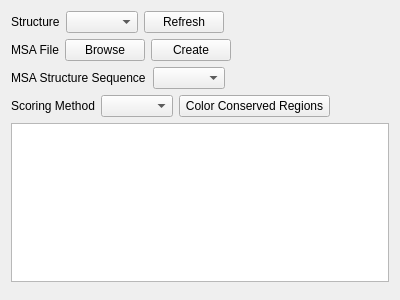
This is cbr/msa/visual/MsaViewer.ui in TUM-CBR/pymol-plugins as Qt 5 draws it before an edit. The edited form follows.
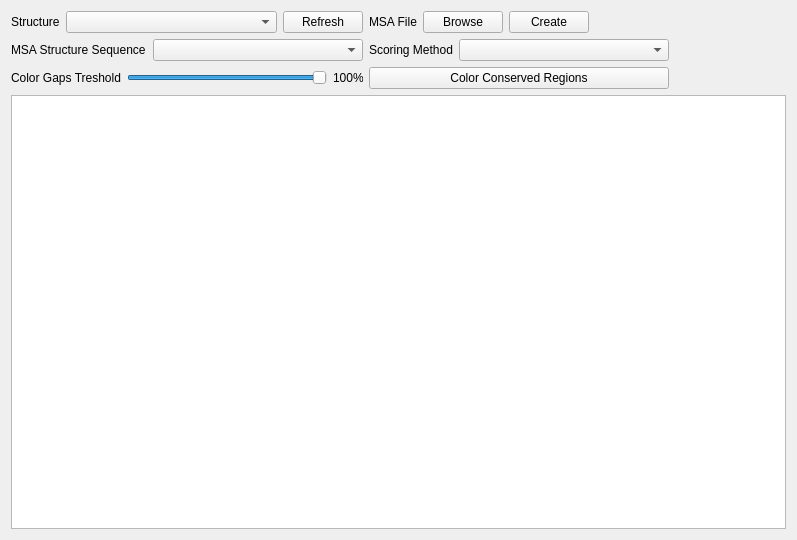
This is the edited form.

Commit message: Fix bug causing miscoloring. Add treshold for coloring gaps

```diff
--- a/cbr/msa/visual/MsaViewer.ui
+++ b/cbr/msa/visual/MsaViewer.ui
@@ -6,8 +6,8 @@
    <rect>
     <x>0</x>
     <y>0</y>
-    <width>400</width>
-    <height>300</height>
+    <width>797</width>
+    <height>540</height>
    </rect>
   </property>
   <property name="windowTitle">
@@ -15,6 +15,10 @@
   </property>
   <layout class="QVBoxLayout" name="verticalLayout">
    <item>
+    <layout class="QHBoxLayout" name="horizontalLayout_6">
+     <item>
+      <layout class="QGridLayout" name="gridLayout" columnminimumwidth="300,300">
+       <item row="0" column="0">
     <layout class="QHBoxLayout" name="horizontalLayout">
      <item>
       <widget class="QLabel" name="label_2">
@@ -24,7 +28,14 @@
       </widget>
      </item>
      <item>
-      <widget class="QComboBox" name="structuresCombo"/>
+          <widget class="QComboBox" name="structuresCombo">
+           <property name="sizePolicy">
+            <sizepolicy hsizetype="MinimumExpanding" vsizetype="Fixed">
+             <horstretch>0</horstretch>
+             <verstretch>0</verstretch>
+            </sizepolicy>
+           </property>
+          </widget>
      </item>
      <item>
       <widget class="QPushButton" name="structuresRefreshButton">
@@ -33,22 +44,60 @@
        </property>
       </widget>
      </item>
+        </layout>
+       </item>
+       <item row="1" column="1">
+        <layout class="QHBoxLayout" name="horizontalLayout_4">
      <item>
-      <spacer name="horizontalSpacer_2">
-       <property name="orientation">
-        <enum>Qt::Horizontal</enum>
-       </property>
-       <property name="sizeHint" stdset="0">
+          <widget class="QLabel" name="label_4">
+           <property name="text">
+            <string>Scoring Method</string>
+           </property>
+          </widget>
+         </item>
+         <item>
+          <widget class="QComboBox" name="scoringCombo">
+           <property name="sizePolicy">
+            <sizepolicy hsizetype="MinimumExpanding" vsizetype="Fixed">
+             <horstretch>0</horstretch>
+             <verstretch>0</verstretch>
+            </sizepolicy>
+           </property>
+          </widget>
+         </item>
+        </layout>
+       </item>
+       <item row="1" column="0">
+        <layout class="QHBoxLayout" name="horizontalLayout_3" stretch="0,0">
+         <property name="sizeConstraint">
+          <enum>QLayout::SetDefaultConstraint</enum>
+         </property>
+         <item>
+          <widget class="QLabel" name="label_3">
+           <property name="minimumSize">
         <size>
-         <width>40</width>
-         <height>20</height>
-        </size>
-       </property>
-      </spacer>
-     </item>
-    </layout>
+             <width>136</width>
+             <height>0</height>
+            </size>
+           </property>
+           <property name="text">
+            <string>MSA Structure Sequence</string>
+           </property>
+          </widget>
    </item>
    <item>
+          <widget class="QComboBox" name="sequenceCombo">
+           <property name="sizePolicy">
+            <sizepolicy hsizetype="MinimumExpanding" vsizetype="Fixed">
+             <horstretch>0</horstretch>
+             <verstretch>0</verstretch>
+            </sizepolicy>
+           </property>
+          </widget>
+         </item>
+        </layout>
+       </item>
+       <item row="0" column="1">
     <layout class="QHBoxLayout" name="horizontalLayout_2">
      <item>
       <widget class="QLabel" name="label">
@@ -72,7 +121,7 @@
       </widget>
      </item>
      <item>
-      <spacer name="horizontalSpacer">
+          <spacer name="horizontalSpacer_2">
        <property name="orientation">
         <enum>Qt::Horizontal</enum>
        </property>
@@ -86,52 +135,95 @@
      </item>
     </layout>
    </item>
+       <item row="2" column="0">
+        <layout class="QHBoxLayout" name="horizontalLayout_5">
    <item>
-    <layout class="QHBoxLayout" name="horizontalLayout_3">
+          <widget class="QLabel" name="label_5">
+           <property name="text">
+            <string>Color Gaps Treshold</string>
+           </property>
+          </widget>
+         </item>
      <item>
-      <widget class="QLabel" name="label_3">
+          <widget class="QSlider" name="gapTresholdSlider">
+           <property name="sizePolicy">
+            <sizepolicy hsizetype="Fixed" vsizetype="Fixed">
+             <horstretch>0</horstretch>
+             <verstretch>0</verstretch>
+            </sizepolicy>
+           </property>
        <property name="minimumSize">
         <size>
-         <width>136</width>
+             <width>200</width>
          <height>0</height>
         </size>
        </property>
-       <property name="text">
-        <string>MSA Structure Sequence</string>
-       </property>
+           <property name="maximumSize">
+            <size>
+             <width>200</width>
+             <height>16777215</height>
+            </size>
+           </property>
+           <property name="baseSize">
+            <size>
+             <width>200</width>
+             <height>0</height>
+            </size>
+           </property>
+           <property name="minimum">
+            <number>1</number>
+           </property>
+           <property name="maximum">
+            <number>100</number>
+           </property>
+           <property name="sliderPosition">
+            <number>100</number>
+           </property>
+           <property name="tracking">
+            <bool>true</bool>
+           </property>
+           <property name="orientation">
+            <enum>Qt::Horizontal</enum>
+           </property>
+           <property name="tickPosition">
+            <enum>QSlider::NoTicks</enum>
+           </property>
       </widget>
      </item>
      <item>
-      <widget class="QComboBox" name="sequenceCombo"/>
-     </item>
-     <item>
-      <spacer name="horizontalSpacer_3">
-       <property name="orientation">
-        <enum>Qt::Horizontal</enum>
-       </property>
-       <property name="sizeHint" stdset="0">
+          <widget class="QLabel" name="gapTresholdLabel">
+           <property name="sizePolicy">
+            <sizepolicy hsizetype="Fixed" vsizetype="Preferred">
+             <horstretch>0</horstretch>
+             <verstretch>0</verstretch>
+            </sizepolicy>
+           </property>
+           <property name="minimumSize">
         <size>
-         <width>40</width>
-         <height>20</height>
-        </size>
-       </property>
-      </spacer>
-     </item>
-    </layout>
-   </item>
-   <item>
-    <layout class="QHBoxLayout" name="horizontalLayout_4">
-     <item>
-      <widget class="QLabel" name="label_4">
+             <width>30</width>
+             <height>0</height>
+            </size>
+           </property>
+           <property name="maximumSize">
+            <size>
+             <width>30</width>
+             <height>16777215</height>
+            </size>
+           </property>
+           <property name="baseSize">
+            <size>
+             <width>30</width>
+             <height>0</height>
+            </size>
+           </property>
        <property name="text">
-        <string>Scoring Method</string>
+            <string>100%</string>
        </property>
       </widget>
      </item>
-     <item>
-      <widget class="QComboBox" name="scoringCombo"/>
-     </item>
-     <item>
+        </layout>
+       </item>
+       <item row="2" column="1">
       <widget class="QPushButton" name="colorConservedButton">
        <property name="minimumSize">
         <size>
@@ -144,14 +236,16 @@
        </property>
       </widget>
      </item>
+      </layout>
+     </item>
      <item>
-      <spacer name="horizontalSpacer_4">
+      <spacer name="horizontalSpacer">
        <property name="orientation">
         <enum>Qt::Horizontal</enum>
        </property>
        <property name="sizeHint" stdset="0">
         <size>
-         <width>40</width>
+         <width>699</width>
          <height>20</height>
         </size>
        </property>
@@ -162,19 +256,6 @@
    <item>
     <widget class="QTableWidget" name="resultsTable"/>
    </item>
-   <item>
-    <spacer name="verticalSpacer">
-     <property name="orientation">
-      <enum>Qt::Vertical</enum>
-     </property>
-     <property name="sizeHint" stdset="0">
-      <size>
-       <width>20</width>
-       <height>40</height>
-      </size>
-     </property>
-    </spacer>
-   </item>
   </layout>
  </widget>
  <resources/>
```
Lines whose indentation alone changed are shown as unchanged. The commit also changes 3 other files.
